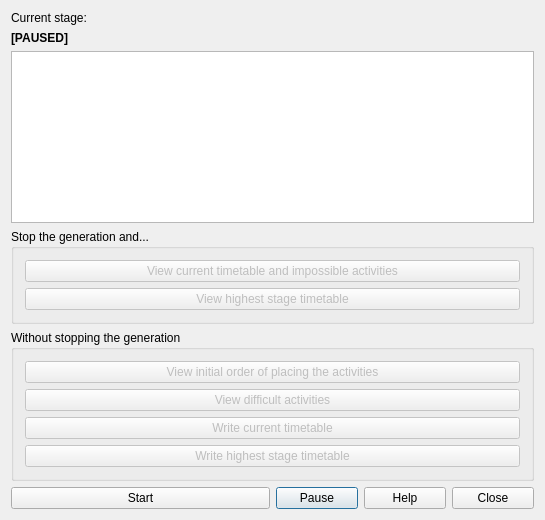
The window that fet/src/interface/timetablegenerateform_template.ui (abderrahimzuro-debug/Open-Timetable) describes before a commit, drawn with Qt 5.
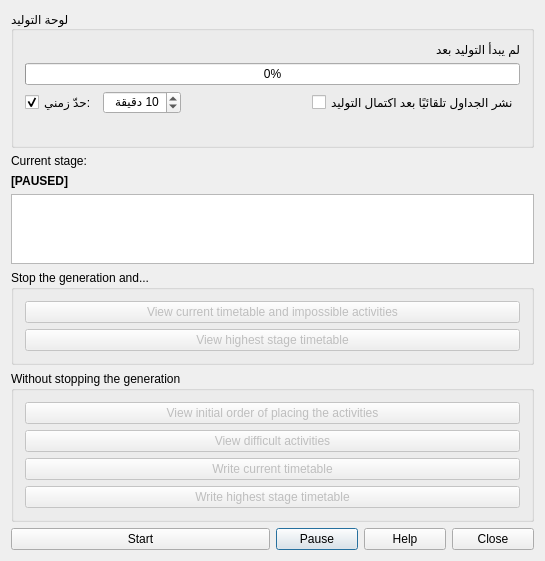
The same window after the commit.

Commit message: feat(generate): stage 5 - generation panel with progress, ETA, time limit and auto-publish

What changed in the file:
```diff
--- a/fet/src/interface/timetablegenerateform_template.ui
+++ b/fet/src/interface/timetablegenerateform_template.ui
@@ -17,7 +17,7 @@
    <string extracomment="Title of dialog of generation of a new timetable">Generate new timetable</string>
   </property>
   <layout class="QGridLayout" name="gridLayout_3">
-   <item row="5" column="1">
+   <item row="6" column="1">
     <layout class="QHBoxLayout" name="horizontalLayout">
      <item>
       <widget class="QPushButton" name="pausePushButton">
@@ -42,7 +42,7 @@
      </item>
     </layout>
    </item>
-   <item row="4" column="0" colspan="2">
+   <item row="5" column="0" colspan="2">
     <widget class="QGroupBox" name="withoutStoppingTheGenerationGroupBox">
      <property name="title">
       <string extracomment="This is the title of a group box with more buttons, and all the buttons do their function without stopping the generation">Without stopping the generation</string>
@@ -91,7 +91,93 @@
      </layout>
     </widget>
    </item>
-   <item row="0" column="0">
+   <item row="0" column="0" colspan="2">
+    <widget class="QGroupBox" name="otGenPanel">
+     <property name="title">
+      <string>لوحة التوليد</string>
+     </property>
+     <layout class="QGridLayout" name="otGenPanelLayout">
+      <item row="0" column="0">
+       <widget class="QLabel" name="otProgressLabel">
+        <property name="text">
+         <string>لم يبدأ التوليد بعد</string>
+        </property>
+        <property name="wordWrap">
+         <bool>true</bool>
+        </property>
+       </widget>
+      </item>
+      <item row="1" column="0">
+       <widget class="QProgressBar" name="otProgressBar">
+        <property name="value">
+         <number>0</number>
+        </property>
+        <property name="format">
+         <string>%p%</string>
+        </property>
+       </widget>
+      </item>
+      <item row="2" column="0">
+       <layout class="QHBoxLayout" name="otGenOptionsLayout">
+        <item>
+         <widget class="QCheckBox" name="otTimeLimitCheckBox">
+          <property name="text">
+           <string>حدّ زمني:</string>
+          </property>
+          <property name="checked">
+           <bool>true</bool>
+          </property>
+         </widget>
+        </item>
+        <item>
+         <widget class="QSpinBox" name="otTimeLimitSpinBox">
+          <property name="suffix">
+           <string> دقيقة</string>
+          </property>
+          <property name="minimum">
+           <number>1</number>
+          </property>
+          <property name="maximum">
+           <number>600</number>
+          </property>
+          <property name="value">
+           <number>10</number>
+          </property>
+         </widget>
+        </item>
+        <item>
+         <spacer name="otGenOptionsSpacer">
+          <property name="orientation">
+           <enum>Qt::Horizontal</enum>
+          </property>
+          <property name="sizeHint" stdset="0">
+           <size>
+            <width>20</width>
+            <height>20</height>
+           </size>
+          </property>
+         </spacer>
+        </item>
+        <item>
+         <widget class="QCheckBox" name="otAutoPublishCheckBox">
+          <property name="text">
+           <string>نشر الجداول تلقائيًا بعد اكتمال التوليد</string>
+          </property>
+         </widget>
+        </item>
+       </layout>
+      </item>
+      <item row="3" column="0">
+       <widget class="QLabel" name="otEtaLabel">
+        <property name="text">
+         <string/>
+        </property>
+       </widget>
+      </item>
+     </layout>
+    </widget>
+   </item>
+   <item row="1" column="0">
     <widget class="QLabel" name="textLabel1">
      <property name="text">
       <string>Current stage:</string>
@@ -101,21 +187,21 @@
      </property>
     </widget>
    </item>
-   <item row="5" column="0">
+   <item row="6" column="0">
     <widget class="QPushButton" name="startPushButton">
      <property name="text">
       <string>Start</string>
      </property>
     </widget>
    </item>
-   <item row="2" column="0" colspan="2">
+   <item row="3" column="0" colspan="2">
     <widget class="QTextEdit" name="currentResultsTextEdit">
      <property name="readOnly">
       <bool>true</bool>
      </property>
     </widget>
    </item>
-   <item row="3" column="0" colspan="2">
+   <item row="4" column="0" colspan="2">
     <widget class="QGroupBox" name="stopTheGenerationAndGroupBox">
      <property name="title">
       <string>Stop the generation and...</string>
@@ -144,7 +230,7 @@
      </layout>
     </widget>
    </item>
-   <item row="1" column="0" colspan="2">
+   <item row="2" column="0" colspan="2">
     <widget class="QLabel" name="pausedLabel">
      <property name="font">
       <font>
```
The commit also changes 4 other files.
